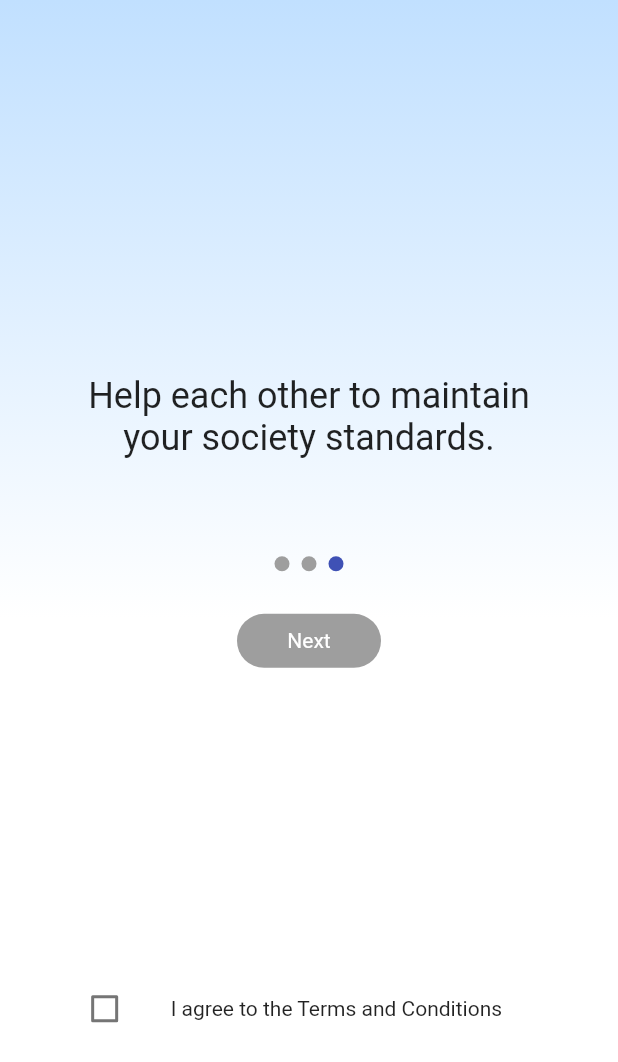
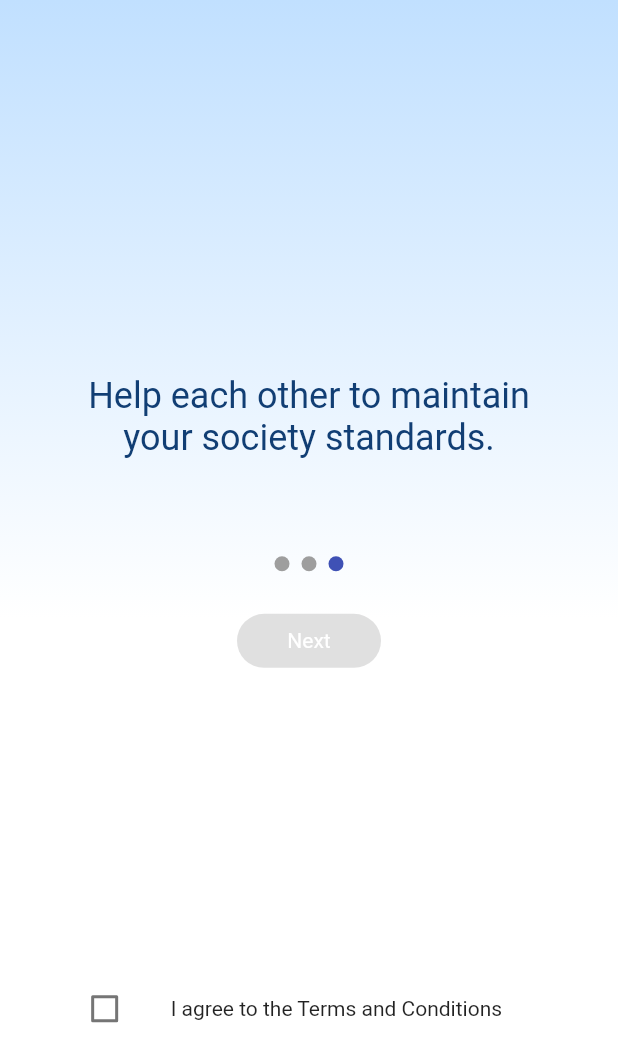
Before and after one commit to Intech-mobile-app/flutter-mobile-app, a Flutter app: the screen it shows after launch, swiped to page 3, on a phone screen of 412 x 824 dp. Shown: the top 1062 px of the screen. Run offline on Flutter 3.47's test engine with Material 2 defaults, Android fonts, the phone set to English and light mode, and no system bars; drawn by our look-alikes of smooth_page_indicator; our stand-ins replace shared_preferences.

Commit message:
pull-fixed and overlay updated

```diff
--- a/fl_mobile_intech_frontend/lib/Kickoffs/OnBoarding/onboarding.dart
+++ b/fl_mobile_intech_frontend/lib/Kickoffs/OnBoarding/onboarding.dart
@@ -2,7 +2,6 @@
 import 'package:fl_mobile_intech/Kickoffs/OnBoarding/onboarding2.dart';
 import 'package:fl_mobile_intech/Kickoffs/OnBoarding/onboarding3.dart';
 import 'package:flutter/material.dart';
-import 'package:fl_mobile_intech/MyColors.dart';
 
 class OnBoardingScreen extends StatefulWidget {
   @override
@@ -34,8 +33,6 @@
 
   @override
   Widget build(BuildContext context) {
-    var width = MediaQuery.of(context).size.width;
-    var height = MediaQuery.of(context).size.height;
     return Scaffold(
       body: PageView(
         controller: _pageController,
--- a/fl_mobile_intech_frontend/lib/Kickoffs/OnBoarding/onboarding1.dart
+++ b/fl_mobile_intech_frontend/lib/Kickoffs/OnBoarding/onboarding1.dart
@@ -3,7 +3,7 @@
 import 'package:smooth_page_indicator/smooth_page_indicator.dart';
 
 class OnBoardingScreen1 extends StatelessWidget {
-  PageController pageController;
+  final PageController pageController;
 
   OnBoardingScreen1({this.pageController});
   @override
--- a/fl_mobile_intech_frontend/lib/Kickoffs/OnBoarding/onboarding2.dart
+++ b/fl_mobile_intech_frontend/lib/Kickoffs/OnBoarding/onboarding2.dart
@@ -3,7 +3,7 @@
 import 'package:smooth_page_indicator/smooth_page_indicator.dart';
 
 class OnBoardingScreen2 extends StatelessWidget {
-  PageController pageController;
+  final PageController pageController;
   OnBoardingScreen2({this.pageController});
   @override
   Widget build(BuildContext context) {
--- a/fl_mobile_intech_frontend/lib/Kickoffs/OnBoarding/onboarding3.dart
+++ b/fl_mobile_intech_frontend/lib/Kickoffs/OnBoarding/onboarding3.dart
@@ -1,11 +1,12 @@
-import 'package:fl_mobile_intech/Kickoffs/Home/home.dart';
+import 'package:fl_mobile_intech/Kickoffs/Auth/otp.dart';
+
 import 'package:flutter/material.dart';
 import 'package:fl_mobile_intech/MyColors.dart';
 import 'package:shared_preferences/shared_preferences.dart';
 import 'package:smooth_page_indicator/smooth_page_indicator.dart';
 
 class OnBoardingScreen3 extends StatefulWidget {
-  PageController pageController;
+  final PageController pageController;
   OnBoardingScreen3({this.pageController});
 
   @override
@@ -70,19 +71,19 @@
               width: 96,
               height: 36,
               margin: EdgeInsets.only(top: height / 29),
-              child: RaisedButton(
-                focusColor: MyColors.COLOR_APP_PRIMARY,
-                highlightColor: MyColors.COLOR_APP_PRIMARY,
-                splashColor: MyColors.COLOR_APP_PRIMARY,
-                color: MyColors.BUTTON_ENABLED,
+              child: ElevatedButton(
+                style: ElevatedButton.styleFrom(
+                  primary: MyColors.BUTTON_ENABLED,
                 shape: RoundedRectangleBorder(
                   borderRadius: BorderRadius.circular(200),
                 ),
+                ),
+
                 onPressed: _checkValue == true
                     ? () {
                         _prefs.setInt('newUser', 1);
-                        Navigator.of(context).pushReplacement(MaterialPageRoute(
-                            builder: (context) => HomeScreen()));
+                        Navigator.of(context).push(MaterialPageRoute(
+                            builder: (context) => OtpScreen()));
                       }
                     : null,
                 child: Center(
--- a/fl_mobile_intech_frontend/lib/MyColors.dart
+++ b/fl_mobile_intech_frontend/lib/MyColors.dart
@@ -11,9 +11,7 @@
   static const Color GRADIENT_WHITE = Color(0xffFFFFFF);
   static const Color OTP_BOXES = Color(0xffFFFFFF);
   static const Color RADIO_BUTTON = Color(0xff2E9F76);
-  static const Color OTP_HEADER = Color(0xff113E74);
-
-
-
+  static const Color TEXT_COLOR = Color(0xff113E74);
+  static const Color CIRCULAR_INDICATOR = Color(0xffDADADA);
 
 }
--- a/fl_mobile_intech_frontend/lib/main.dart
+++ b/fl_mobile_intech_frontend/lib/main.dart
@@ -1,19 +1,16 @@
+import 'dart:async';
 
 import 'package:fl_mobile_intech/Kickoffs/Auth/otp.dart';
-
-import 'dart:async';
-
 import 'package:fl_mobile_intech/Kickoffs/OnBoarding/onboarding.dart';
 
 import 'package:fl_mobile_intech/MyColors.dart';
 import 'package:flutter/material.dart';
 
-
 import 'package:shared_preferences/shared_preferences.dart';
 
 import 'Kickoffs/Home/home.dart';
 import 'Kickoffs/OnBoarding/onboarding.dart';
-import 'Kickoffs/OnBoarding/onboarding.dart';
+
 
 void main() {
   runApp(MyApp());
@@ -30,10 +27,10 @@
 
   @override
   void initState() {
-    // TODO: implement initState
     super.initState();
     initializePrefs();
   }
+
 
   initializePrefs() async {
     _prefs = await SharedPreferences.getInstance();
@@ -45,6 +42,7 @@
 
   @override
   Widget build(BuildContext context) {
+
     return MaterialApp(
       title: 'Flutter-App-Intech',
       debugShowCheckedModeBanner: false,
@@ -53,9 +51,10 @@
         accentColor: MyColors.COLOR_PRIMARY_ACCENT,
         primaryColor: MyColors.COLOR_PRIMARY_ACCENT,
       ),
-      home: newUser == null ? OnBoardingScreen() : MyHomePage(),
+      home: newUser == null ? OnBoardingScreen() : OtpScreen(),
     );
   }
+
 }
 
 class MyHomePage extends StatefulWidget {
@@ -69,7 +68,7 @@
 class _MyHomePageState extends State<MyHomePage> {
   @override
   void initState() {
-    // TODO: implement initState
+
     super.initState();
     Timer(Duration(milliseconds: 2000), () {
       Navigator.of(context).pushReplacement(
@@ -79,18 +78,15 @@
 
   @override
   void dispose() {
-    // TODO: implement dispose
+
     super.dispose();
   }
 
   @override
   Widget build(BuildContext context) {
-
+    var height = MediaQuery.of(context).size.height;
+    var width = MediaQuery.of(context).size.width;
     return Scaffold(
-
-      appBar: AppBar(
-        title: Text(widget.title),
-
 
       body: Container(
         width: width,
@@ -133,7 +129,6 @@
           ],
         ),
       ),
-
     );
   }
 }
```
Also changed, not shown: fl_mobile_intech_frontend/lib/Kickoffs/Auth/otp.dart (+22 -41 lines).
